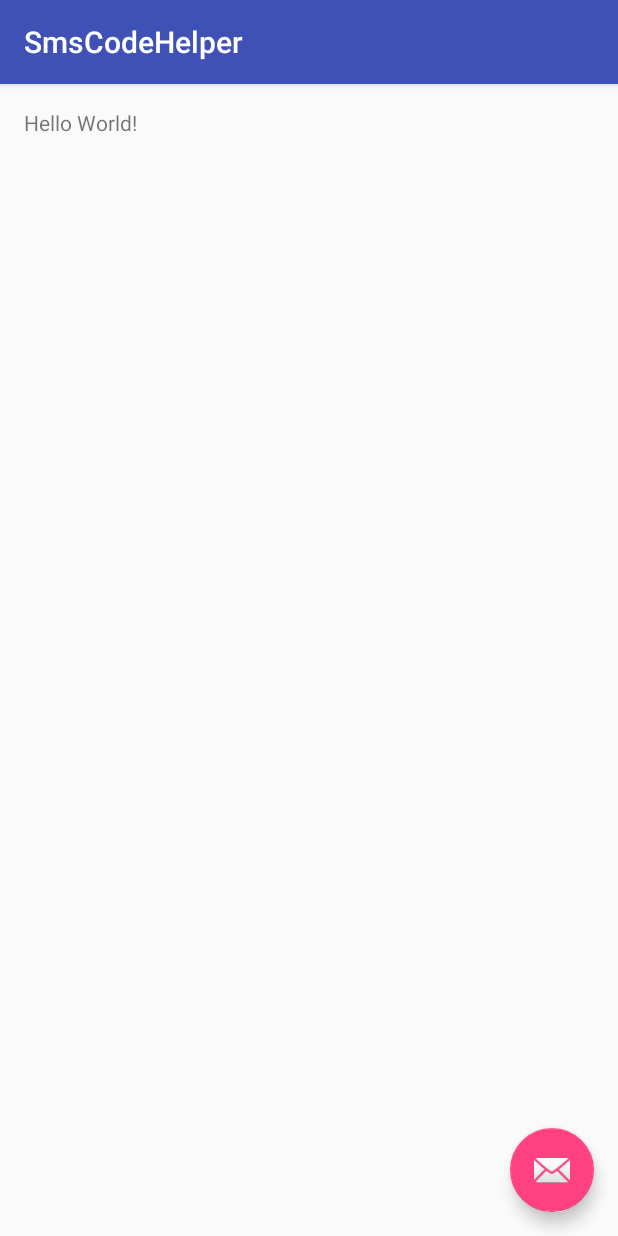
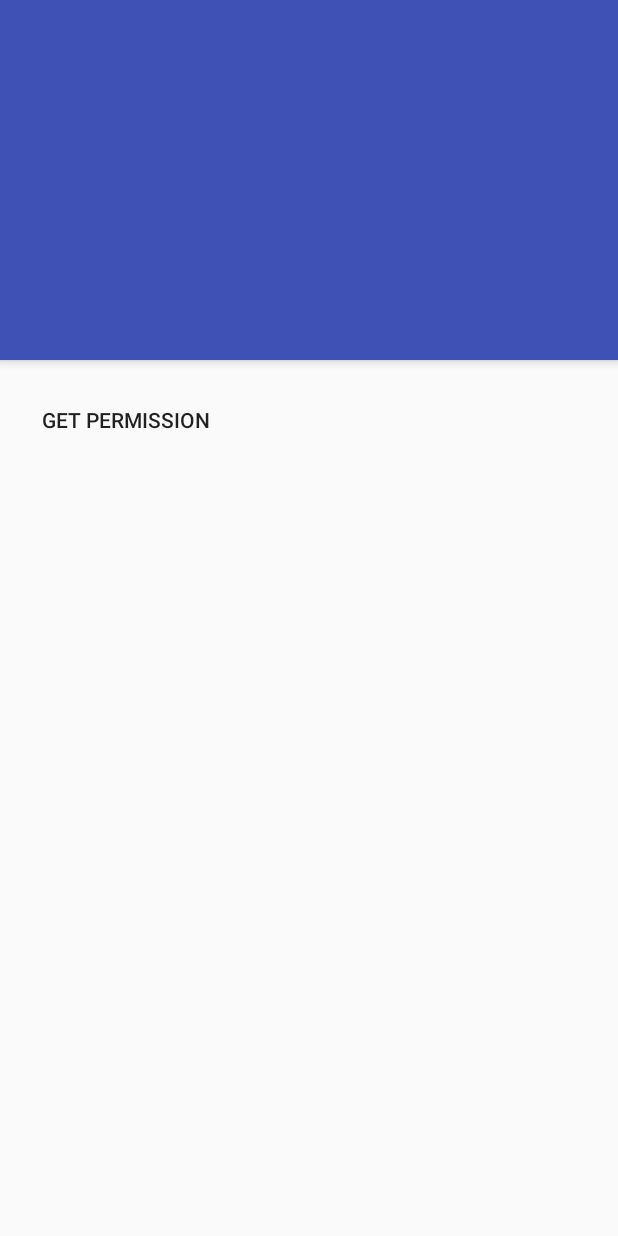
Before and after one commit to RikkaW/SmsCodeHelper, an Android app: the screen it shows after launch (MainActivity), on a phone screen of 412 x 824 dp. Run offline under Robolectric (Android 15) with nearby library versions, the phone set to English and light mode, and no system bars.

Commit message:
get permission in Andorid 6.0

```diff
--- a/app/src/main/java/rikka/smscodehelper/MainActivity.java
+++ b/app/src/main/java/rikka/smscodehelper/MainActivity.java
@@ -6,12 +6,14 @@ import android.os.Build;
 import android.os.Bundle;
 import android.support.design.widget.FloatingActionButton;
 import android.support.design.widget.Snackbar;
+import android.support.v4.app.ActivityCompat;
 import android.support.v4.content.ContextCompat;
 import android.support.v7.app.AppCompatActivity;
 import android.support.v7.widget.Toolbar;
 import android.view.View;
 import android.view.Menu;
 import android.view.MenuItem;
+import android.widget.Button;
 
 public class MainActivity extends AppCompatActivity {
 
@@ -19,52 +21,51 @@ public class MainActivity extends AppCompatActivity {
     protected void onCreate(Bundle savedInstanceState) {
         super.onCreate(savedInstanceState);
         setContentView(R.layout.activity_main);
+
         Toolbar toolbar = (Toolbar) findViewById(R.id.toolbar);
+        toolbar.setTitle("");
         setSupportActionBar(toolbar);
 
-        FloatingActionButton fab = (FloatingActionButton) findViewById(R.id.fab);
-        fab.setOnClickListener(new View.OnClickListener() {
+        Button button = (Button) findViewById(R.id.button);
+        button.setOnClickListener(new View.OnClickListener() {
             @Override
             public void onClick(View view) {
-                Snackbar.make(view, "Replace with your own action", Snackbar.LENGTH_LONG)
-                        .setAction("Action", null).show();
+                getPermission(Manifest.permission.RECEIVE_SMS);
+
+
             }
         });
-
-        getPermission(Manifest.permission.READ_SMS);
     }
 
     private void getPermission(String permission)
     {
         if (Build.VERSION.SDK_INT >= Build.VERSION_CODES.M) {
             if (ContextCompat.checkSelfPermission(this, permission) != PackageManager.PERMISSION_GRANTED) {
-                {
-                    requestPermissions(new String[]{permission}, 0);
+                    ActivityCompat.requestPermissions(this, new String[]{permission}, 0);
                 }
-            }
+                else {
+                    Snackbar.make(findViewById(R.id.content), "好像不用获取权限的样子呢 ><", Snackbar.LENGTH_LONG)
+                            .setAction("Action", null).show();
+                }
         }
     }
 
-
     @Override
-    public boolean onCreateOptionsMenu(Menu menu) {
-        // Inflate the menu; this adds items to the action bar if it is present.
-        //getMenuInflater().inflate(R.menu.menu_main, menu);
-        return true;
+    public void onRequestPermissionsResult(int requestCode, String[] permissions, int[] grantResults) {
+        switch (requestCode) {
+            case 0:
+                if (grantResults[0] != PackageManager.PERMISSION_GRANTED) {
+                    Snackbar.make(findViewById(R.id.content), "被拒绝了 OAQ", Snackbar.LENGTH_LONG)
+                            .setAction("Action", null).show();
+                }
+                else {
+                    Snackbar.make(findViewById(R.id.content), "有权限啦 www", Snackbar.LENGTH_LONG)
+                            .setAction("Action", null).show();
+                }
+                break;
+            default:
+                super.onRequestPermissionsResult(requestCode, permissions, grantResults);
+        }
     }
 
-    @Override
-    public boolean onOptionsItemSelected(MenuItem item) {
-        // Handle action bar item clicks here. The action bar will
-        // automatically handle clicks on the Home/Up button, so long
-        // as you specify a parent activity in AndroidManifest.xml.
-        int id = item.getItemId();
-
-        //noinspection SimplifiableIfStatement
-        if (id == R.id.action_settings) {
-            return true;
-        }
-
-        return super.onOptionsItemSelected(item);
-    }
 }
--- a/app/src/main/res/layout/activity_main.xml
+++ b/app/src/main/res/layout/activity_main.xml
@@ -15,20 +15,15 @@
         <android.support.v7.widget.Toolbar
             android:id="@+id/toolbar"
             android:layout_width="match_parent"
-            android:layout_height="?attr/actionBarSize"
+            android:layout_height="240dp"
             android:background="?attr/colorPrimary"
-            app:popupTheme="@style/AppTheme.PopupOverlay" />
+            app:popupTheme="@style/AppTheme.PopupOverlay">
+
+        </android.support.v7.widget.Toolbar>
+
 
     </android.support.design.widget.AppBarLayout>
 
     <include layout="@layout/content_main" />
 
-    <android.support.design.widget.FloatingActionButton
-        android:id="@+id/fab"
-        android:layout_width="wrap_content"
-        android:layout_height="wrap_content"
-        android:layout_gravity="bottom|end"
-        android:layout_margin="@dimen/fab_margin"
-        android:src="@android:drawable/ic_dialog_email" />
-
 </android.support.design.widget.CoordinatorLayout>
--- a/app/src/main/res/layout/content_main.xml
+++ b/app/src/main/res/layout/content_main.xml
@@ -8,12 +8,18 @@
     android:paddingLeft="@dimen/activity_horizontal_margin"
     android:paddingRight="@dimen/activity_horizontal_margin"
     android:paddingTop="@dimen/activity_vertical_margin"
+    android:id="@+id/content"
     app:layout_behavior="@string/appbar_scrolling_view_behavior"
     tools:context="rikka.smscodehelper.MainActivity"
     tools:showIn="@layout/activity_main">
 
-    <TextView
+    <Button
         android:layout_width="wrap_content"
         android:layout_height="wrap_content"
-        android:text="Hello World!" />
+        android:text="get permission"
+        android:id="@+id/button"
+        android:layout_alignParentTop="true"
+        android:layout_alignParentLeft="true"
+        android:layout_alignParentStart="true"
+        style="?android:attr/borderlessButtonStyle" />
 </RelativeLayout>
```
Also changed, not shown: 1 other file.
